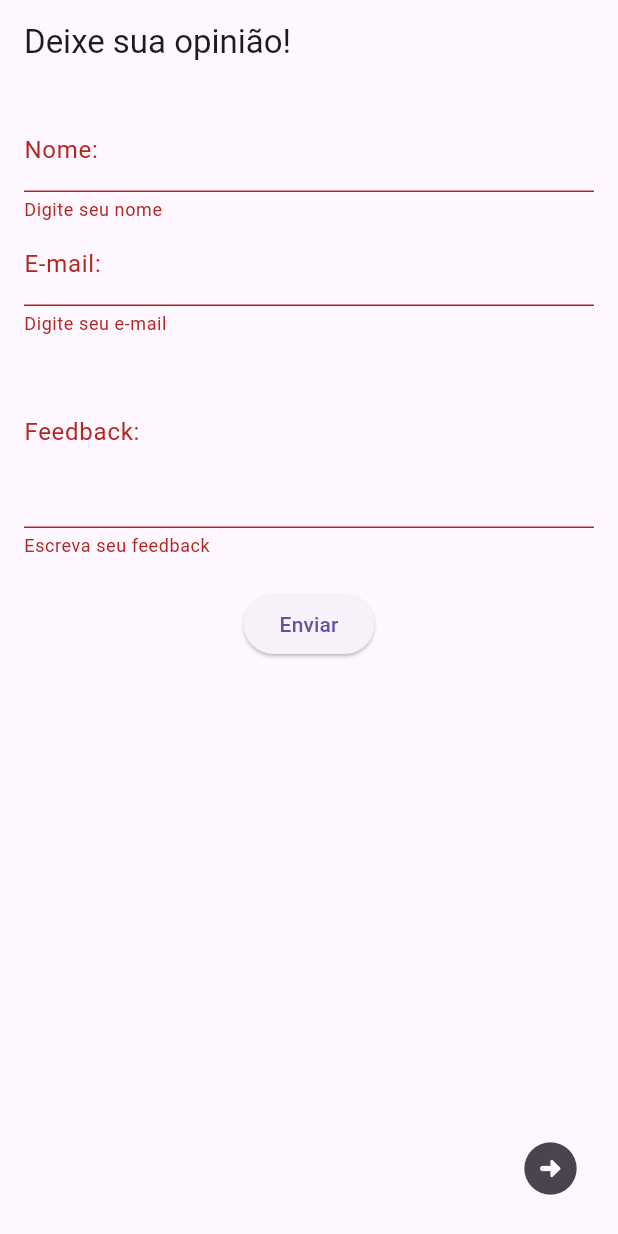
After one commit to paulormcruz/SportsConnectSP, a Flutter app: the FeedbackForm screen opened directly, after a tap on "Enviar", on a phone screen of 412 x 824 dp. The commit adds this screen. Run offline on Flutter 3.47's test engine with Material 3 defaults, Android fonts, the phone set to English and light mode, and no system bars.

Commit message:
atualizado (parte 2)

```diff
--- a/lib/carteirinha.dart
+++ b/lib/carteirinha.dart
@@ -1,5 +1,5 @@
 import 'package:flutter/material.dart';
-import 'package:sportsconnectsp/avaliar.dart';
+import 'package:sportsconnectsp/feedback.dart';
 import 'package:sportsconnectsp/main.dart';
 
 void main() {
@@ -15,7 +15,7 @@ class MyApp extends StatelessWidget {
       initialRoute: '/',
       routes: {
         '/WelcomeScreen': (context) => const WelcomeScreen(),
-        '/avaliar': (context) => const AvaliarApp(),
+        '/avaliar': (context) => const FeedbackApp(),
         '/Carteirinha': (context) => const Carteirinha(),
       },
     );
--- /dev/null
+++ b/lib/feedback.dart
@@ -0,0 +1,140 @@
+import 'package:flutter/material.dart';
+import 'package:sportsconnectsp/carteirinha.dart';
+import 'package:sportsconnectsp/feedback_dados.dart';
+import 'package:sportsconnectsp/main.dart';
+
+void main() {
+  runApp(const FeedbackApp());
+}
+
+class FeedbackModel {
+  String nome;
+  String email;
+  String feedbackText;
+
+  FeedbackModel({
+    required this.nome,
+    required this.email,
+    required this.feedbackText,
+  });
+}
+
+class FeedbackApp extends StatelessWidget {
+  const FeedbackApp({super.key});
+
+  @override
+  Widget build(BuildContext context) {
+    return MaterialApp(
+      title: 'Feedback',
+      theme: ThemeData(
+        primarySwatch: Colors.blue,
+      ),
+      home: const FeedbackForm(),
+      routes: {
+        '/WelcomeScreen': (context) => const WelcomeScreen(),
+        '/avaliar': (context) => const FeedbackApp(),
+        '/Carteirinha': (context) => const Carteirinha(),
+      },
+    );
+  }
+}
+
+class FeedbackForm extends StatefulWidget {
+  const FeedbackForm({super.key});
+
+  @override
+  // ignore: library_private_types_in_public_api
+  _FeedbackFormState createState() => _FeedbackFormState();
+}
+
+class _FeedbackFormState extends State<FeedbackForm> {
+  final _formKey = GlobalKey<FormState>();
+  final _nameController = TextEditingController();
+  final _emailController = TextEditingController();
+  final _feedbackController = TextEditingController();
+
+  void _submitFeedback() {
+    if (_formKey.currentState?.validate() ?? false) {
+      final feedback = FeedbackModel(
+        nome: _nameController.text,
+        email: _emailController.text,
+        feedbackText: _feedbackController.text,
+      );
+      Navigator.push(
+        context,
+        MaterialPageRoute(
+          builder: (context) => FeedbackDisplay(feedback: feedback),
+        ),
+      );
+    }
+  }
+
+  @override
+  Widget build(BuildContext context) {
+    return Scaffold(
+      appBar: AppBar(
+        title: const Text('Deixe sua opinião!'),
+      ),
+      body: Padding(
+        padding: const EdgeInsets.all(16.0),
+        child: Form(
+          key: _formKey,
+          child: Column(
+            children: [
+              TextFormField(
+                controller: _nameController,
+                decoration: const InputDecoration(labelText: 'Nome:'),
+                validator: (value) {
+                  if (value == null || value.isEmpty) {
+                    return 'Digite seu nome';
+                  }
+                  return null;
+                },
+              ),
+              TextFormField(
+                controller: _emailController,
+                decoration: const InputDecoration(labelText: 'E-mail:'),
+                validator: (value) {
+                  if(value == null || value.isEmpty) {
+                    return 'Digite seu e-mail';
+                  }
+                  if(!RegExp(r'^[^@]+@[^@]+\.[^@]+').hasMatch(value)) {
+                    return 'E-mail inválido, tente novamente!';
+                  }
+                  return null;
+                },
+              ),
+              TextFormField(
+                controller: _feedbackController,
+                decoration: const InputDecoration(labelText: 'Feedback:'),
+                maxLines: 4,
+                validator: (value) {
+                  if (value == null || value.isEmpty) {
+                    return 'Escreva seu feedback';
+                  }
+                  return null;
+                },
+              ),
+              const SizedBox(height: 20),
+              ElevatedButton(
+                onPressed: _submitFeedback,
+                child: const Text('Enviar'),
+              ),
+            ],
+          ),
+        ),
+      ),
+      floatingActionButton: Positioned(
+            top: 0,
+            right: 20,
+            child: IconButton(
+              onPressed: () {
+                Navigator.of(context).pushNamed('/WelcomeScreen');
+              },
+              icon: const Icon(Icons.arrow_circle_right_rounded),
+              iconSize: 42,
+         ),
+      ),
+    );
+  }
+}
--- a/lib/main.dart
+++ b/lib/main.dart
@@ -1,4 +1,4 @@
-import 'package:sportsconnectsp/avaliar.dart';
+import 'package:sportsconnectsp/feedback.dart';
 import 'package:flutter/material.dart';
 import 'package:sportsconnectsp/carteirinha.dart';
 
@@ -19,7 +19,7 @@ class MyApp extends StatelessWidget {
       home: const WelcomeScreen(),
       routes: {
         '/WelcomeScreen': (context) => const WelcomeScreen(),
-        '/avaliar': (context) => const AvaliarApp(),
+        '/avaliar': (context) => const FeedbackApp(),
         '/Carteirinha': (context) => const Carteirinha(),
       },
     );
@@ -171,7 +171,7 @@ class WelcomeScreen extends StatelessWidget {
               ListTile(
                 leading: const Icon(Icons.star_rate),
                 title: const Text(
-                  'Avaliar nosso app',
+                  'Feedback',
                   style: TextStyle(
                     color: Colors.black,
                     fontWeight: FontWeight.bold,
```
Also changed, not shown: lib/avaliar.dart (deleted, +0 -141 lines), lib/feedback_dados.dart (added, +83 -0 lines).
